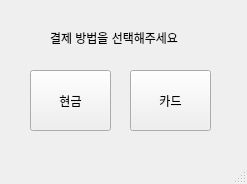
Old version of the form ui/payment.ui in the repository BSEom/miniP_kiosk.
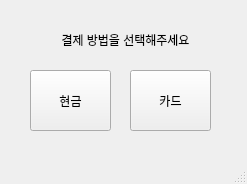
New version of the form.

Commit message: ui 수정

```diff
--- a/ui/payment.ui
+++ b/ui/payment.ui
@@ -10,6 +10,12 @@
     <height>184</height>
    </rect>
   </property>
+  <property name="minimumSize">
+   <size>
+    <width>247</width>
+    <height>184</height>
+   </size>
+  </property>
   <property name="windowTitle">
    <string>MainWindow</string>
   </property>
@@ -45,13 +51,16 @@
      <rect>
       <x>50</x>
       <y>30</y>
-      <width>141</width>
-      <height>16</height>
+      <width>151</width>
+      <height>20</height>
      </rect>
     </property>
     <property name="text">
      <string>결제 방법을 선택해주세요</string>
     </property>
+    <property name="alignment">
+     <set>Qt::AlignCenter</set>
+    </property>
    </widget>
   </widget>
   <widget class="QMenuBar" name="menubar">
```
The commit also changes 6 other files.
